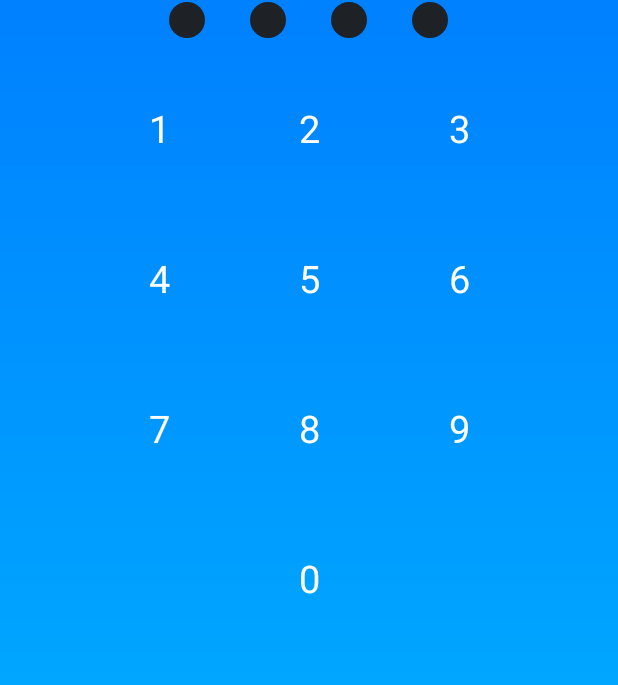
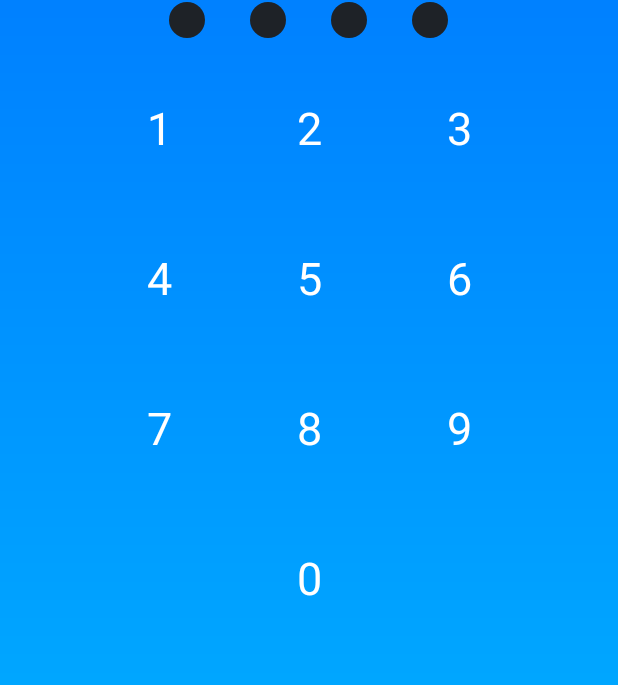
Before and after one commit to czblse/wallet-android, an Android app: the screen it shows after launch (PinSetActivity), after a tap on an icon or button, on a phone screen of 412 x 824 dp. Shown: the part 209-894 px from the top of the screen. Run offline under Robolectric (Android 15) with nearby library versions, the light colour scheme and no system bars.

Commit message:
优化数字键盘

```diff
--- a/wallet/src/main/java/io/spaco/wallet/fragments/PinSetFragment.java
+++ b/wallet/src/main/java/io/spaco/wallet/fragments/PinSetFragment.java
@@ -2,12 +2,11 @@ package io.spaco.wallet.fragments;
 
 import android.os.Bundle;
 import android.view.View;
-import android.widget.Toast;
 
 import io.spaco.wallet.R;
 import io.spaco.wallet.base.BaseFragment;
 import io.spaco.wallet.utils.ToastUtils;
-import io.spaco.wallet.widget.KeyboardTips;
+import io.spaco.wallet.widget.KeyboardProgress;
 import io.spaco.wallet.widget.NumberKeyboard;
 import io.spaco.wallet.widget.NumberKeyboardAdapter;
 import mobile.Mobile;
@@ -20,7 +19,7 @@ import mobile.Mobile;
 public class PinSetFragment extends BaseFragment {
 
     NumberKeyboard numberKeyboard;
-    KeyboardTips keyboardTips;
+    KeyboardProgress keyboardTips;
 
     public static PinSetFragment newInstance(Bundle args){
         PinSetFragment instance = new PinSetFragment();
@@ -61,7 +60,7 @@ public class PinSetFragment extends BaseFragment {
 
     @Override
     protected void initData() {
-        String result = Mobile.newSeed();
-        ToastUtils.show(result);
+//        String result = Mobile.newSeed();
+//        ToastUtils.show(result);
     }
 }
--- a/wallet/src/main/java/io/spaco/wallet/widget/KeyboardTips.java
+++ b/wallet/src/main/java/io/spaco/wallet/widget/KeyboardProgress.java
@@ -15,20 +15,20 @@ import android.view.View;
  * Created by kimi on 2018/1/23.
  */
 
-public class KeyboardTips extends View {
+public class KeyboardProgress extends View {
 
     private int radius = 18;//默认半径为18
     private Paint paint = new Paint(Paint.ANTI_ALIAS_FLAG);
     private int normalColor = Color.parseColor("#1E2227");
     private int updateColor = Color.parseColor("#FFC125");
     private int size = 4;
-    private int progress = -1;
+    private int progress = 0;
 
-    public KeyboardTips(Context context) {
+    public KeyboardProgress(Context context) {
         this(context,null);
     }
 
-    public KeyboardTips(Context context, @Nullable AttributeSet attrs) {
+    public KeyboardProgress(Context context, @Nullable AttributeSet attrs) {
         super(context, attrs);
         paint.setColor(normalColor);
     }
@@ -52,7 +52,7 @@ public class KeyboardTips extends View {
         int minWidth = getMeasuredWidth() / size;
         int cx = minWidth / 2;
         int cy = getHeight() / 2;
-        for (int i = 0; i < size; i ++){
+        for (int i = 1; i <= size; i ++){
             if(i <= progress){
                 paint.setColor(updateColor);
             }else{
@@ -68,14 +68,14 @@ public class KeyboardTips extends View {
      * @return
      */
     public boolean isPassVerify(){
-        return progress == size - 2;
+        return progress == size;
     }
 
     /**
      * 增加刷新
      */
     public void insetUpdate(){
-        if(progress <= size - 2){
+        if(progress < size){
             progress ++ ;
             invalidate();
         }
@@ -85,7 +85,7 @@ public class KeyboardTips extends View {
      * 删除刷新
      */
     public void deleteUpdate(){
-        if(progress > -1){
+        if(progress > 0){
             progress -- ;
             invalidate();
         }
--- a/wallet/src/main/java/io/spaco/wallet/widget/NumberKeyboardAdapter.java
+++ b/wallet/src/main/java/io/spaco/wallet/widget/NumberKeyboardAdapter.java
@@ -80,7 +80,7 @@ public class NumberKeyboardAdapter extends RecyclerView.Adapter<NumberKeyboardAd
 
         public NumberKeyboardViewHolder(View itemView) {
             super(itemView);
-            number = itemView.findViewById(R.id.tv_number);
+            number = (TextView) itemView;
         }
     }
 
--- a/wallet/src/main/res/layout/fragment_pin_set.xml
+++ b/wallet/src/main/res/layout/fragment_pin_set.xml
@@ -23,14 +23,14 @@
         android:layout_width="wrap_content"
         android:layout_height="wrap_content" />
 
-    <io.spaco.wallet.widget.KeyboardTips
+    <io.spaco.wallet.widget.KeyboardProgress
         android:id="@+id/keyboardtips"
         android:layout_marginTop="30dp"
         android:layout_marginBottom="10dp"
         android:layout_width="wrap_content"
         android:layout_height="wrap_content">
 
-    </io.spaco.wallet.widget.KeyboardTips>
+    </io.spaco.wallet.widget.KeyboardProgress>
 
     <io.spaco.wallet.widget.NumberKeyboard
         android:id="@+id/numberkeyboard"
--- a/wallet/src/main/res/layout/number_keyboard_item.xml
+++ b/wallet/src/main/res/layout/number_keyboard_item.xml
@@ -1,16 +1,10 @@
 <?xml version="1.0" encoding="utf-8"?>
-<FrameLayout
+<TextView
     xmlns:android="http://schemas.android.com/apk/res/android"
-    android:layout_width="match_parent"
-    android:layout_height="wrap_content">
-
-    <TextView
     android:id="@+id/tv_number"
     android:layout_width="100dp"
     android:gravity="center"
     android:layout_height="100dp"
     android:background="@drawable/keyboard_item_click"
-        android:textSize="25dp"
+    android:textSize="30dp"
     android:textColor="@android:color/white"/>
-
-</FrameLayout>
--- a/wallet/src/main/res/layout/views_number_keyboard.xml
+++ b/wallet/src/main/res/layout/views_number_keyboard.xml
@@ -6,6 +6,7 @@
 
     <android.support.v7.widget.RecyclerView
         android:id="@+id/recyclerview"
+        android:overScrollMode="never"
         android:layout_gravity="center_horizontal"
         android:layout_width="wrap_content"
         android:layout_height="wrap_content">
```
Lines whose indentation alone changed are shown as unchanged.
